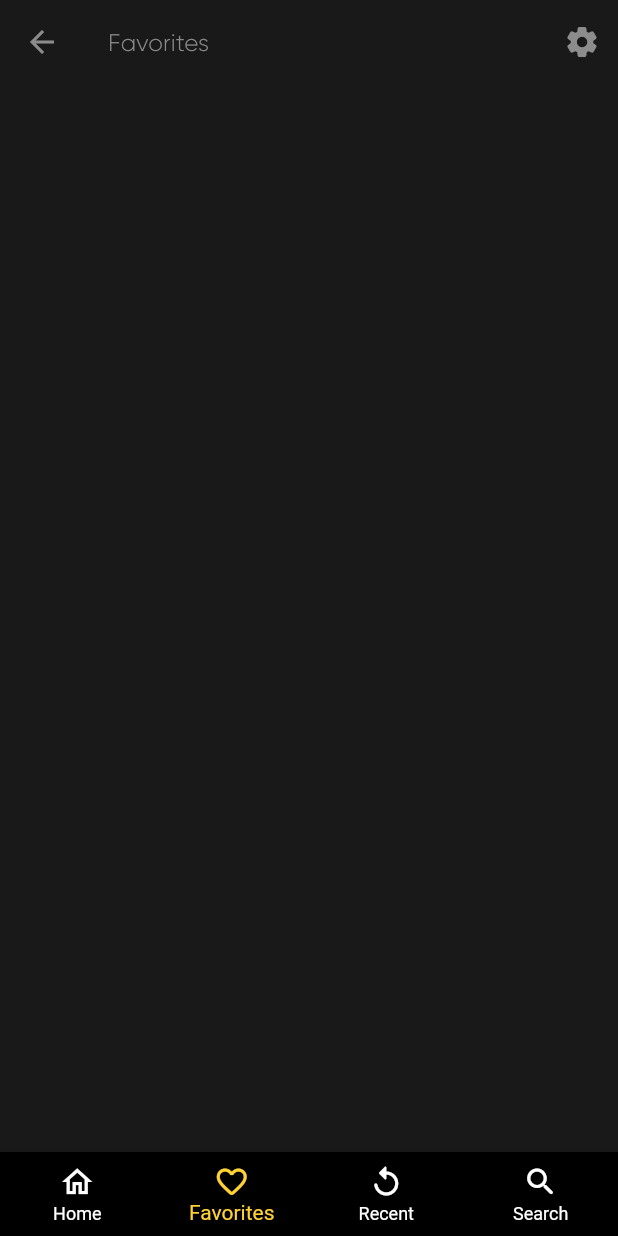
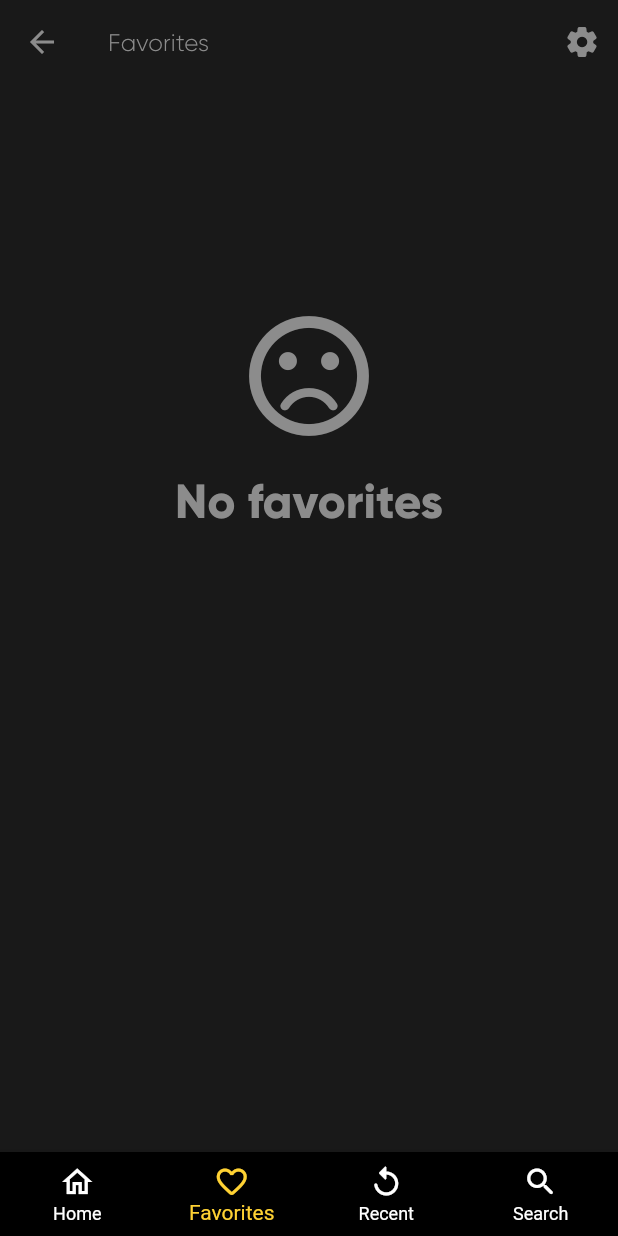
Before and after one commit to f20manuel/flutter-technical-test, a Flutter app: the HomePage screen opened by its route, item 2 of the bottom bar chosen, on a phone screen of 412 x 824 dp. Run offline on Flutter 3.47's test engine with Material 2 defaults, Android fonts, the phone set to English and light mode, and no system bars; our stand-ins replace cached_network_image, dio, flutter_dotenv, flutter_rating_bar, flutter_riverpod, skeletons; missing offline and left inert: dio_http_cache; generated files the repository leaves out were written again; network calls fail.

Commit message:
favorites section add message 'no favorites'

```diff
--- a/lib/app/pages/home_page.dart
+++ b/lib/app/pages/home_page.dart
@@ -111,7 +111,33 @@ class HomePage extends ConsumerWidget {
       ? SingleChildScrollView(
         child: Padding(
           padding: const EdgeInsets.all(16),
-          child: Column(
+          child: myFavorites.isEmpty
+          ? SizedBox(
+              width: MediaQuery.of(context).size.width,
+              height: MediaQuery.of(context).size.height /2,
+              child: Column(
+                mainAxisAlignment: MainAxisAlignment.center,
+                crossAxisAlignment: CrossAxisAlignment.center,
+                children: <Widget>[
+                  Container(
+                    margin: const EdgeInsets.only(bottom: 16),
+                    child: const Icon(
+                      Icons.sentiment_dissatisfied_rounded,
+                      size: 96,
+                      color: CompanyColors.grey,
+                    ),
+                  ),
+                  Text(
+                    'No favorites',
+                    style: Theme.of(context).textTheme.titleLarge
+                    ?.merge(const TextStyle(
+                      color: CompanyColors.grey,
+                    )),
+                  )
+                ],
+              ),
+            )
+          : Column(
             children: myFavorites.map((Series item) {
               return Container(
                 margin: const EdgeInsets.only(bottom: 24),
```
